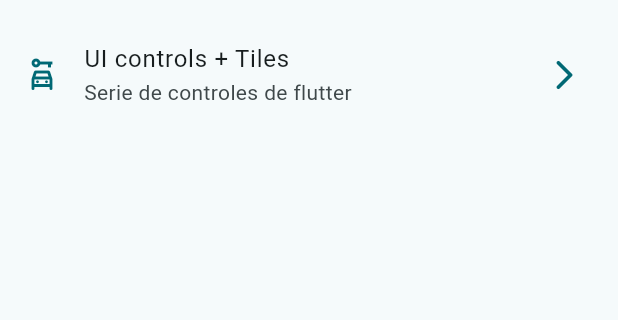
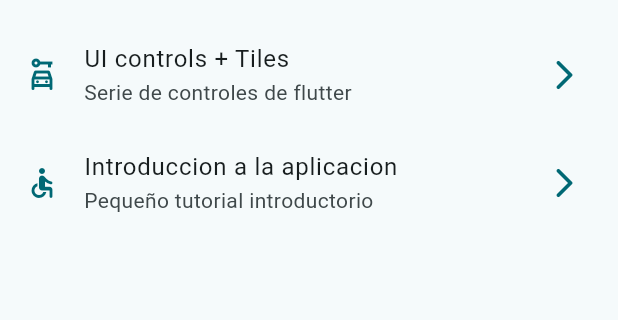
Before and after one commit to ulises1612/widgets_app, a Flutter app: the screen it shows after launch, on a phone screen of 412 x 824 dp, the part 603-923 px from its top. Run offline on Flutter 3.47's test engine with Material 3 defaults, Android fonts, the phone set to English and light mode, and no system bars; our stand-ins replace go_router.

```diff
--- a/lib/config/menu/menu_items.dart
+++ b/lib/config/menu/menu_items.dart
@@ -51,4 +51,10 @@ const appMenuItems = <MenuItem>[
     link: '/ui-controls',
     icon: Icons.car_rental_outlined
   ),
+  MenuItem(
+    title: 'Introduccion a la aplicacion',
+    subTitle: 'Pequeño tutorial introductorio',
+    link: '/tutorial',
+    icon: Icons.accessible_rounded
+  ),
 ];
--- a/lib/config/router/app_router.dart
+++ b/lib/config/router/app_router.dart
@@ -39,6 +39,11 @@ final appRouter = GoRouter(
       path: '/ui-controls',
       name: UiControlsScreen.name,
       builder: (context,state) => const UiControlsScreen(),
+    ),
+    GoRoute(
+      path: '/tutorial',
+      name: AppTutorialScreen.name,
+      builder: (context,state) => const AppTutorialScreen(),
     )
   ]
 );
--- a/lib/presentation/screens/app_tutorial/app_tutorial_screen.dart
+++ b/lib/presentation/screens/app_tutorial/app_tutorial_screen.dart
@@ -8,6 +8,6 @@ class AppTutorialScreen extends StatelessWidget {
 
   @override
   Widget build(BuildContext context) {
-    return Container();
+    return Placeholder();
   }
 }
--- a/pubspec.yaml
+++ b/pubspec.yaml
@@ -18,3 +18,6 @@ dev_dependencies:
 
 flutter:
   uses-material-design: true
+
+assets:
+  - assets/images/
```
Also changed, not shown: assets/Images/1.png (added), assets/Images/2.png (added), assets/Images/3.png (added), assets/Images/jar-loading.gif (added).
